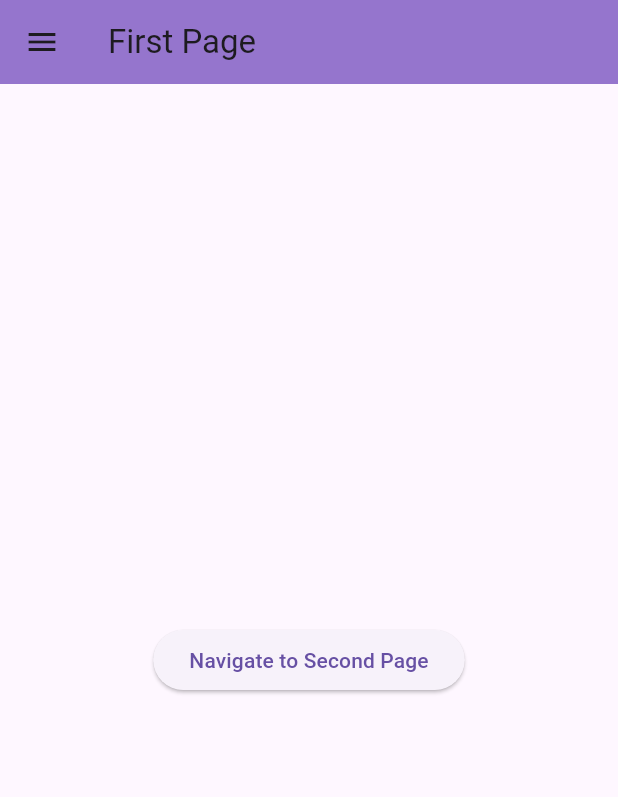
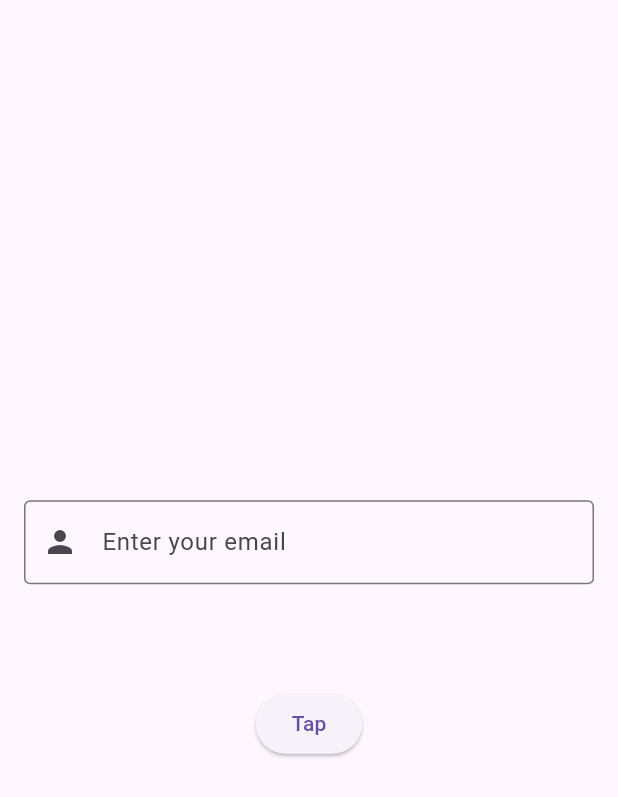
Before and after one commit to esraafathy225/flutter_navigation, a Flutter app: the screen it shows after launch, on a phone screen of 412 x 824 dp. Shown: the top 797 px of the screen. Run offline on Flutter 3.47's test engine with Material 3 defaults, Android fonts, the phone set to English and light mode, and no system bars.

Commit message:
Add bottom navigation and user input

```diff
--- a/lib/main.dart
+++ b/lib/main.dart
@@ -1,8 +1,10 @@
 import 'package:flutter/material.dart';
+import 'package:untitled2/pages/bottom_nav_page.dart';
 import 'package:untitled2/pages/drawer_pages/home_page.dart';
 import 'package:untitled2/pages/drawer_pages/settings_page.dart';
 import 'package:untitled2/pages/first_page.dart';
 import 'package:untitled2/pages/second_page.dart';
+import 'package:untitled2/pages/user_input_page.dart';
 
 void main() {
   runApp(const MyApp());
@@ -16,7 +18,7 @@ class MyApp extends StatelessWidget {
     return  MaterialApp(
       debugShowCheckedModeBanner: false,
       home: Scaffold(
-          body: FirstPage()
+          body: UserInputPage()
       ),
       routes: {
         '/secondpage' : (context) => SecondPage(),
--- a/lib/pages/drawer_pages/home_page.dart
+++ b/lib/pages/drawer_pages/home_page.dart
@@ -6,10 +6,7 @@ class HomePage extends StatelessWidget {
   @override
   Widget build(BuildContext context) {
     return Scaffold(
-      appBar: AppBar(
-        backgroundColor: Colors.deepPurple[300],
-        title: Text('Home Page'),
-      ),
+      body: Center(child: Text('Home Page',style: TextStyle(color: Colors.black,fontSize: 32),)),
     );
   }
 }
--- a/lib/pages/drawer_pages/settings_page.dart
+++ b/lib/pages/drawer_pages/settings_page.dart
@@ -6,10 +6,7 @@ class SettingsPage extends StatelessWidget {
   @override
   Widget build(BuildContext context) {
     return Scaffold(
-      appBar: AppBar(
-        backgroundColor: Colors.deepPurple[300],
-        title: Text('Settings Page'),
-      ),
+      body: Center(child: Text('Settings Page',style: TextStyle(color: Colors.black,fontSize: 32),)),
     );
   }
 }
--- /dev/null
+++ b/lib/pages/user_input_page.dart
@@ -0,0 +1,47 @@
+import 'package:flutter/cupertino.dart';
+import 'package:flutter/material.dart';
+
+class UserInputPage extends StatefulWidget {
+  const UserInputPage({super.key});
+
+  @override
+  State<UserInputPage> createState() => _UserInputPageState();
+}
+
+class _UserInputPageState extends State<UserInputPage> {
+  TextEditingController myController = TextEditingController();
+  String _inputMessage='';
+
+  void getInputMessage(){
+    setState(() {
+      _inputMessage = myController.text;
+    });
+  }
+  @override
+  Widget build(BuildContext context) {
+    return Scaffold(
+      body: Center(
+        child: Column(
+          mainAxisAlignment: MainAxisAlignment.center,
+          children: [
+            Padding(
+              padding: const EdgeInsets.all(16.0),
+              child: TextField(
+                controller: myController,
+                decoration: InputDecoration(
+                  prefixIcon: Icon(Icons.person),
+                  border: OutlineInputBorder(),
+                  hintText: 'Enter your email'
+                ),
+              ),
+            ),
+            SizedBox(height: 16,),
+            Text(_inputMessage),
+            SizedBox(height: 16,),
+            ElevatedButton(onPressed: getInputMessage, child: Text('Tap'))
+          ],
+        ),
+      ),
+    );
+  }
+}
```
Also changed, not shown: lib/pages/bottom_nav_page.dart (added, +40 -0 lines), lib/pages/drawer_pages/ProfilePage.dart (added, +12 -0 lines).
